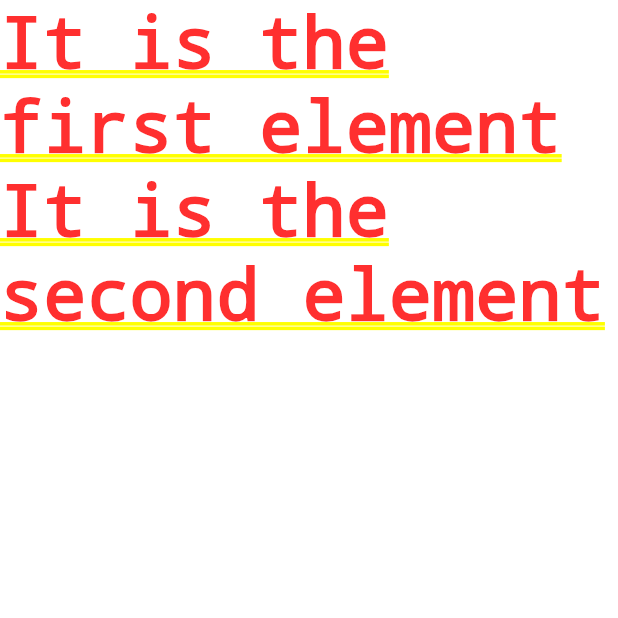
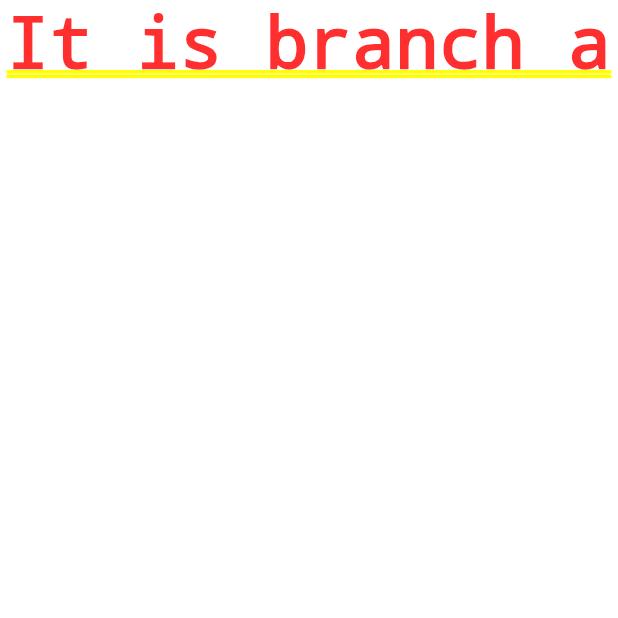
Before and after one commit to simonanexa/test, a Flutter app: the screen it shows after launch, on a phone screen of 412 x 824 dp, the top half of it. Run offline on Flutter 3.47's test engine with Material 2 defaults, Android fonts, the phone set to English and light mode, and no system bars; our stand-ins replace gallery_saver, google_maps_flutter, image_picker, rxdart; missing offline and left inert: image_size_getter.

Commit message:
branch a ready

```diff
--- a/lib/test.dart
+++ b/lib/test.dart
@@ -6,8 +6,7 @@ class Test extends StatelessWidget {
     return Center(
       child: Column(
         children: [
-          Text("It is the first element"),
-          Text("It is the second element")
+          Text("It is branch a")
         ],
       ),
     );
```
